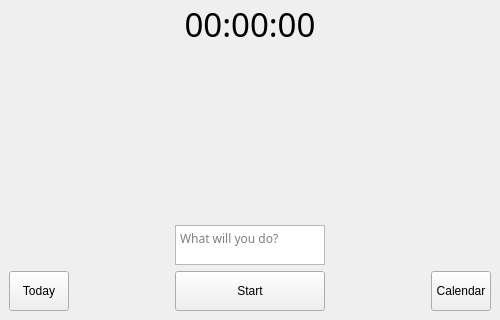
The window that src/design.ui (ComicSphinx/ComicTracker) describes before a commit, drawn with Qt 5; both pictures show x 0 to 500 and y 180 to 500 of the 500 by 500 pixel window.
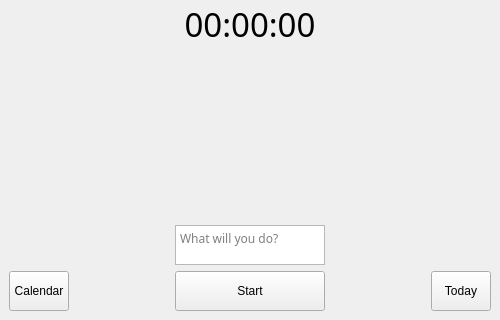
The same window after the commit.

Commit message: Little refactoring && Buttons (calendar, today) was switched

Diff of the .ui file:
```diff
--- a/src/design.ui
+++ b/src/design.ui
@@ -25,7 +25,7 @@
   <widget class="QWidget" name="centralwidget">
    <layout class="QGridLayout" name="gridLayout">
     <item row="2" column="0">
-     <widget class="QPushButton" name="todayButton">
+     <widget class="QPushButton" name="calendarButton">
       <property name="maximumSize">
        <size>
         <width>60</width>
@@ -33,7 +33,7 @@
        </size>
       </property>
       <property name="text">
-       <string>Today</string>
+       <string>Calendar</string>
       </property>
      </widget>
     </item>
@@ -138,7 +138,7 @@
      </widget>
     </item>
     <item row="2" column="4">
-     <widget class="QPushButton" name="calendarButton">
+     <widget class="QPushButton" name="todayButton">
       <property name="maximumSize">
        <size>
         <width>60</width>
@@ -146,7 +146,7 @@
        </size>
       </property>
       <property name="text">
-       <string>Calendar</string>
+       <string>Today</string>
       </property>
      </widget>
     </item>
```
The commit also changes 2 other files.
